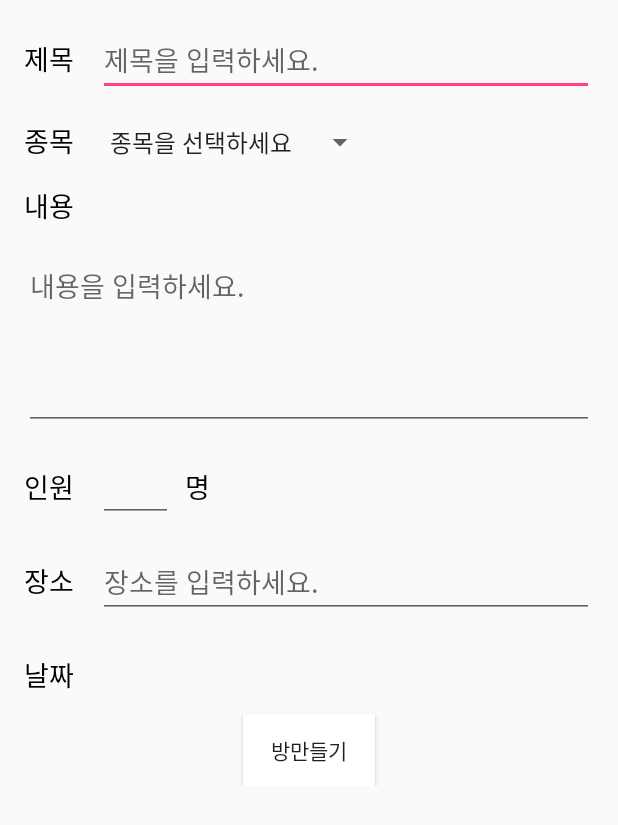
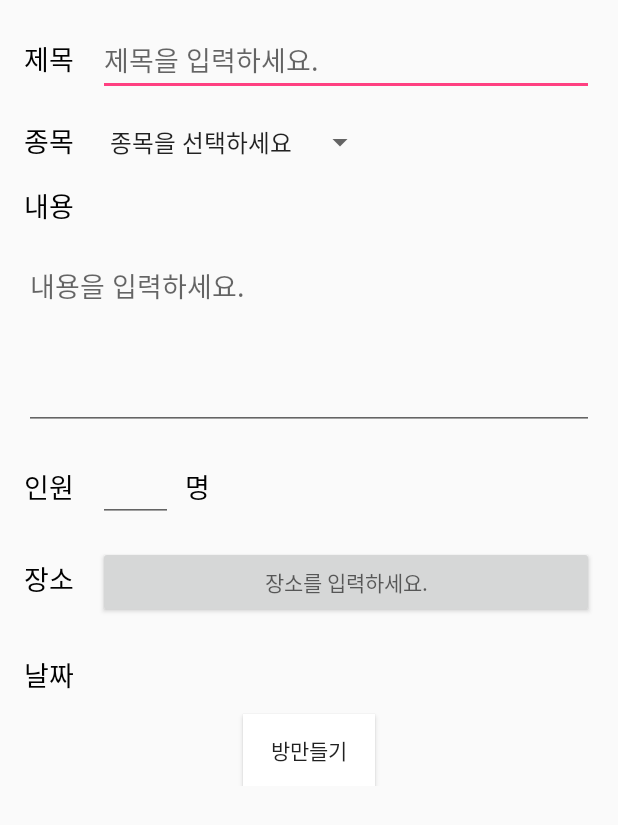
Before and after one commit to matteblack9/bandFitProject, an Android app: the BoardMakeActivity screen opened directly, with no data from a screen before it, on a phone screen of 412 x 824 dp. Shown: the top 825 px of the screen. Run offline under Robolectric (Android 15) with nearby library versions, the phone set to English and light mode, and no system bars; our stand-ins replace ButterKnife, Firebase (no records; nobody signed in at launch, a user with empty details on screens opened directly).

Commit message:
지도수정4 오후 5:49

```diff
--- a/app/src/main/java/com/bandfitproject/board/BoardMakeActivity.java
+++ b/app/src/main/java/com/bandfitproject/board/BoardMakeActivity.java
@@ -39,7 +39,7 @@ public class BoardMakeActivity extends AppCompatActivity {
     @BindView(R.id.make_board_spinner_type) Spinner make_board_spinner_type;
     @BindView(R.id.make_board_et_topic)EditText make_board_et_topic;
     @BindView(R.id.make_board_et_desc)EditText make_board_et_desc;
-    @BindView(R.id.make_board_et_place)EditText make_board_et_place;
+    @BindView(R.id.make_board_et_place)Button make_board_et_place;
     @BindView(R.id.make_board_et_people)EditText make_board_et_people;
     @BindView(R.id.make_board_et_date)Button make_board_et_date;
     @BindView(R.id.make_board_btn)Button make_board_btn;
--- a/app/src/main/res/layout/board_make_activity.xml
+++ b/app/src/main/res/layout/board_make_activity.xml
@@ -128,10 +128,11 @@
                 android:layout_marginTop="16dp"
                 android:layout_width="wrap_content"
                 android:layout_height="wrap_content" />
-            <EditText
+            <Button
                 android:id="@+id/make_board_et_place"
                 android:inputType="text"
                 android:layout_marginLeft="16dp"
+                android:onClick="show_Place"
                 android:layout_marginTop="16dp"
                 android:layout_marginRight="16dp"
                 android:hint="장소를 입력하세요."
```
